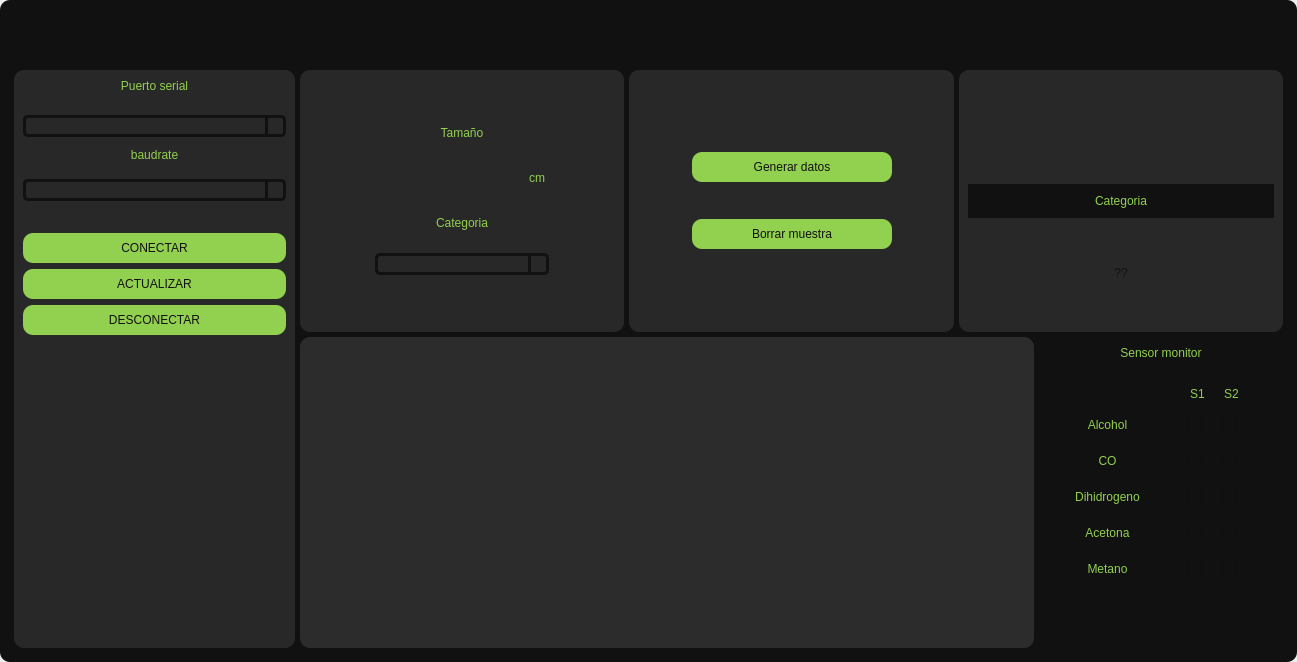
Before: the Qt Designer form Design.ui in victor456472/HMI-Enose, drawn with Qt 5.
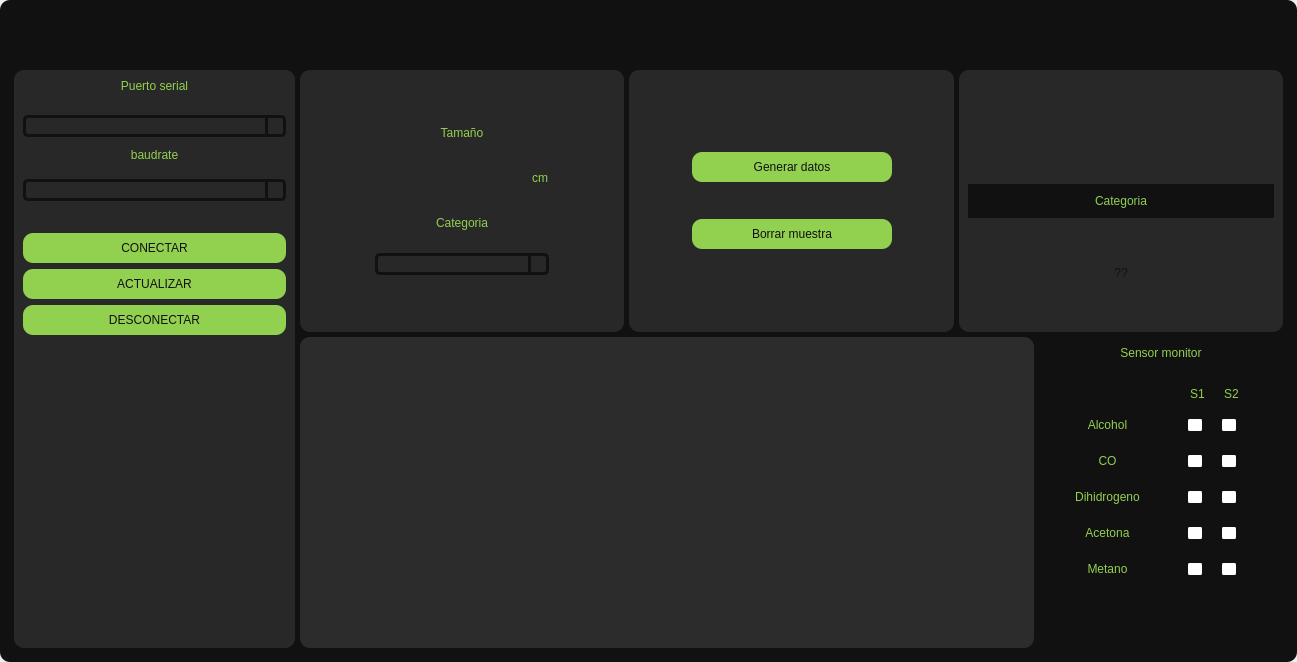
After: the same form once the commit is applied. Icons and pictures are not drawn.

Commit message: beta V1.5.2. cambios realizados: leyendas de grafica en checkbox

The edit to the form file:
```diff
--- a/Design.ui
+++ b/Design.ui
@@ -603,7 +603,7 @@
                        <widget class="QLineEdit" name="lineEdit_tamano">
                         <property name="minimumSize">
                          <size>
-                          <width>144</width>
+                          <width>150</width>
                           <height>30</height>
                          </size>
                         </property>
@@ -1554,6 +1554,20 @@
                                 <height>12</height>
                                </size>
                               </property>
+                              <property name="styleSheet">
+                               <string notr="true">
+QCheckBox::indicator:checked
+{
+	background-color:#da0037;
+	border-radius:3px;
+}
+
+QCheckBox::indicator:unchecked
+{
+	background-color:rgb(255,255,255);
+	border-radius:3px;
+}</string>
+                              </property>
                               <property name="text">
                                <string/>
                               </property>
@@ -1573,6 +1587,19 @@
                                 <height>12</height>
                                </size>
                               </property>
+                              <property name="styleSheet">
+                               <string notr="true">QCheckBox::indicator:checked
+{
+	background-color:#15dbe6;
+	border-radius:3px;
+}
+
+QCheckBox::indicator:unchecked
+{
+	background-color:rgb(255,255,255);
+	border-radius:3px;
+}</string>
+                              </property>
                               <property name="text">
                                <string/>
                               </property>
@@ -1631,6 +1658,19 @@
                                 <height>12</height>
                                </size>
                               </property>
+                              <property name="styleSheet">
+                               <string notr="true">QCheckBox::indicator:checked
+{
+	background-color:#eb5802;
+	border-radius:3px;
+}
+
+QCheckBox::indicator:unchecked
+{
+	background-color:rgb(255,255,255);
+	border-radius:3px;
+}</string>
+                              </property>
                               <property name="text">
                                <string/>
                               </property>
@@ -1650,6 +1690,19 @@
                                 <height>12</height>
                                </size>
                               </property>
+                              <property name="styleSheet">
+                               <string notr="true">QCheckBox::indicator:checked
+{
+	background-color:#dbf705;
+	border-radius:3px;
+}
+
+QCheckBox::indicator:unchecked
+{
+	background-color:rgb(255,255,255);
+	border-radius:3px;
+}</string>
+                              </property>
                               <property name="text">
                                <string/>
                               </property>
@@ -1708,6 +1761,19 @@
                                 <height>12</height>
                                </size>
                               </property>
+                              <property name="styleSheet">
+                               <string notr="true">QCheckBox::indicator:checked
+{
+	background-color:#04ff00;
+	border-radius:3px;
+}
+
+QCheckBox::indicator:unchecked
+{
+	background-color:rgb(255,255,255);
+	border-radius:3px;
+}</string>
+                              </property>
                               <property name="text">
                                <string/>
                               </property>
@@ -1727,6 +1793,19 @@
                                 <height>12</height>
                                </size>
                               </property>
+                              <property name="styleSheet">
+                               <string notr="true">QCheckBox::indicator:checked
+{
+	background-color:#8f2afa;
+	border-radius:3px;
+}
+
+QCheckBox::indicator:unchecked
+{
+	background-color:rgb(255,255,255);
+	border-radius:3px;
+}</string>
+                              </property>
                               <property name="text">
                                <string/>
                               </property>
@@ -1785,6 +1864,19 @@
                                 <height>12</height>
                                </size>
                               </property>
+                              <property name="styleSheet">
+                               <string notr="true">QCheckBox::indicator:checked
+{
+	background-color:#fa2aec;
+	border-radius:3px;
+}
+
+QCheckBox::indicator:unchecked
+{
+	background-color:rgb(255,255,255);
+	border-radius:3px;
+}</string>
+                              </property>
                               <property name="text">
                                <string/>
                               </property>
@@ -1804,6 +1896,19 @@
                                 <height>12</height>
                                </size>
                               </property>
+                              <property name="styleSheet">
+                               <string notr="true">QCheckBox::indicator:checked
+{
+	background-color:#03016b;
+	border-radius:3px;
+}
+
+QCheckBox::indicator:unchecked
+{
+	background-color:rgb(255,255,255);
+	border-radius:3px;
+}</string>
+                              </property>
                               <property name="text">
                                <string/>
                               </property>
@@ -1862,6 +1967,19 @@
                                 <height>12</height>
                                </size>
                               </property>
+                              <property name="styleSheet">
+                               <string notr="true">QCheckBox::indicator:checked
+{
+	background-color:#32a862;
+	border-radius:3px;
+}
+
+QCheckBox::indicator:unchecked
+{
+	background-color:rgb(255,255,255);
+	border-radius:3px;
+}</string>
+                              </property>
                               <property name="text">
                                <string/>
                               </property>
@@ -1884,6 +2002,19 @@
                                 <height>12</height>
                                </size>
                               </property>
+                              <property name="styleSheet">
+                               <string notr="true">QCheckBox::indicator:checked
+{
+	background-color:#fc0000;
+	border-radius:3px;
+}
+
+QCheckBox::indicator:unchecked
+{
+	background-color:rgb(255,255,255);
+	border-radius:3px;
+}</string>
+                              </property>
                               <property name="text">
                                <string/>
                               </property>
```
Left out of the diff: 2 changed lines with no effect on the pictures. The commit also changes 2 other files.
